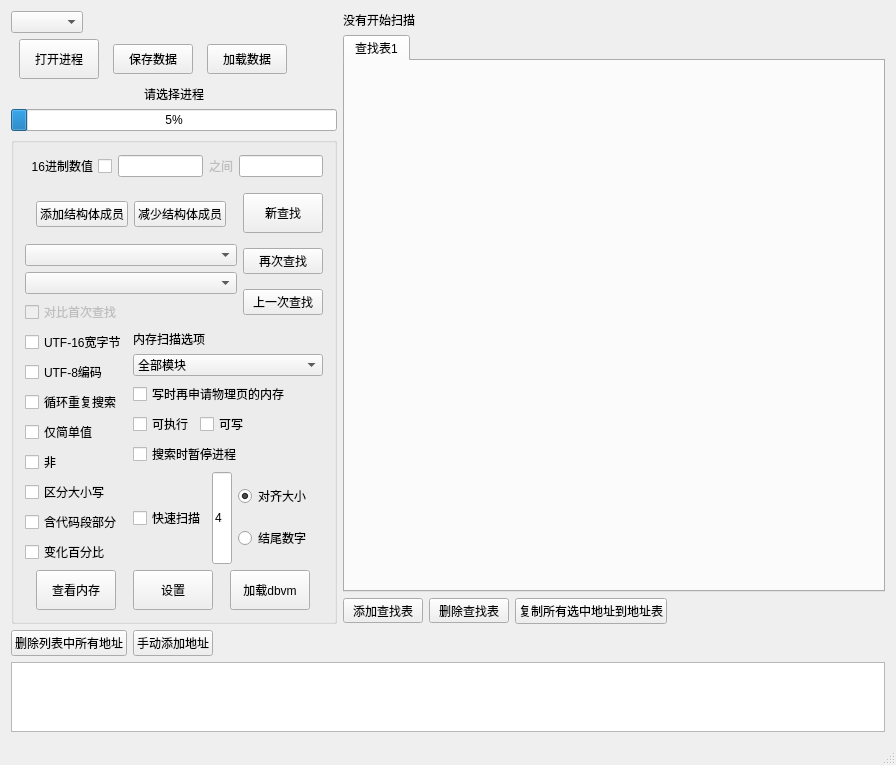
Qt form CheatEngine_With_Qt/CheatEngine_With_Qt.ui (CrackerCat/CheatEngine-With-kdmapper) before a commit.
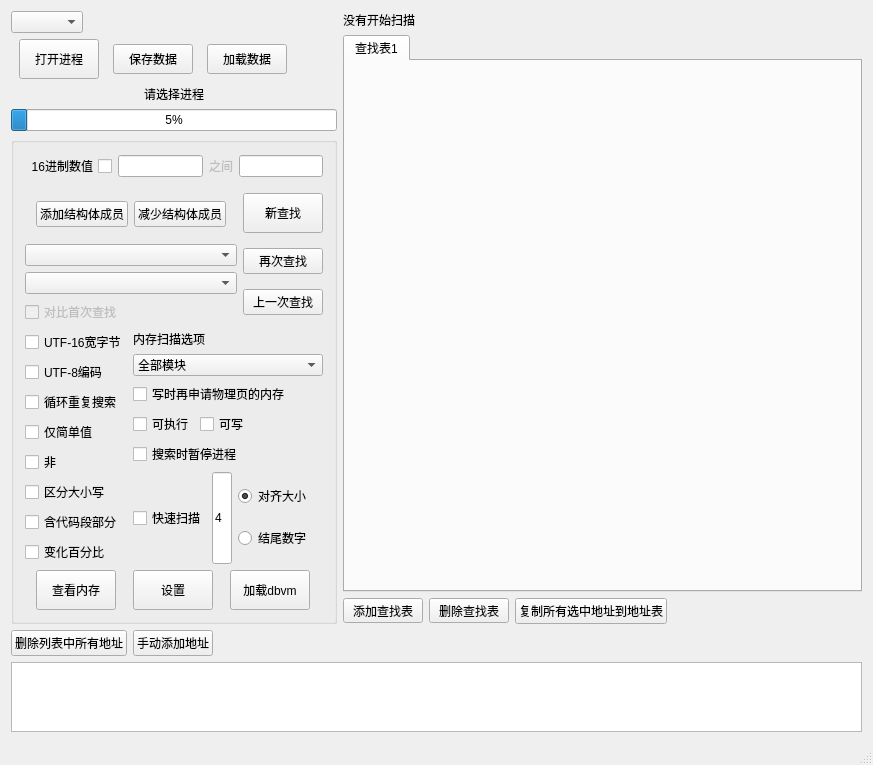
The same form after that commit.

Commit message: 调整ScanSnapshot概念，由转为扫描服务快照，升级为进程内存快照，解耦ScanProvider的快照重复拷贝，统一由ProcessMemorySnapshotManager管理，解除ScanEngine对快照的所有，将其正确移交由ProcessManager管理，并创建Win32进程快照管理抽象接口，用以跨平台扩展，改变修正文件结构抽象一个process相关文件夹存放相关文件

Diff of the .ui file:
```diff
--- a/CheatEngine_With_Qt/CheatEngine_With_Qt.ui
+++ b/CheatEngine_With_Qt/CheatEngine_With_Qt.ui
@@ -6,8 +6,8 @@
    <rect>
     <x>0</x>
     <y>0</y>
-    <width>896</width>
-    <height>739</height>
+    <width>873</width>
+    <height>758</height>
    </rect>
   </property>
   <property name="sizePolicy">
@@ -800,7 +800,7 @@
          </widget>
         </item>
         <item>
-         <layout class="QHBoxLayout" name="horizontalLayout_6">
+         <layout class="QHBoxLayout" name="horizontalLayout_6" stretch="0,0,0,0">
           <item>
            <widget class="QPushButton" name="pushButton_add_scan_TabWidget">
             <property name="sizePolicy">
```
The commit also changes 24 other files.
